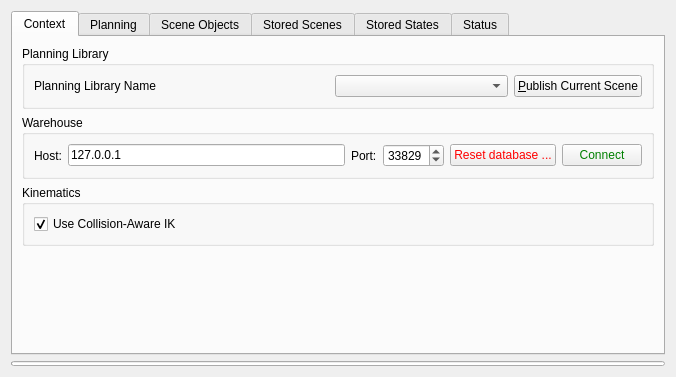
First picture: the form in visualization/motion_planning_rviz_plugin/src/ui/motion_planning_rviz_plugin_frame.ui, repository ros-gbp/moveit_ros-release, before the edit.
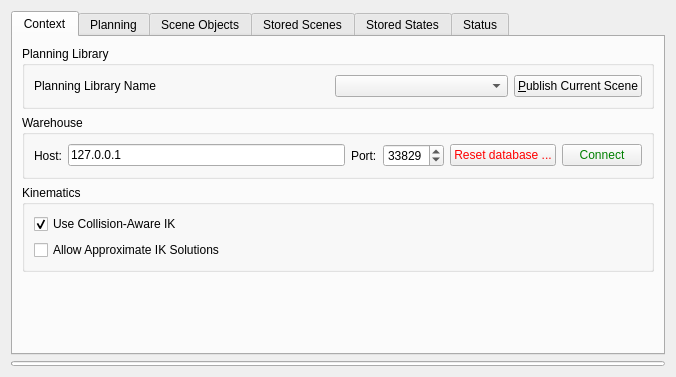
Second picture: the form after the edit.

```diff
--- a/visualization/motion_planning_rviz_plugin/src/ui/motion_planning_rviz_plugin_frame.ui
+++ b/visualization/motion_planning_rviz_plugin/src/ui/motion_planning_rviz_plugin_frame.ui
@@ -173,6 +173,13 @@
             </property>
            </widget>
           </item>
+          <item row="1" column="0">
+           <widget class="QCheckBox" name="approximate_ik">
+            <property name="text">
+             <string>Allow Approximate IK Solutions</string>
+            </property>
+           </widget>
+          </item>
          </layout>
         </widget>
        </item>
```
